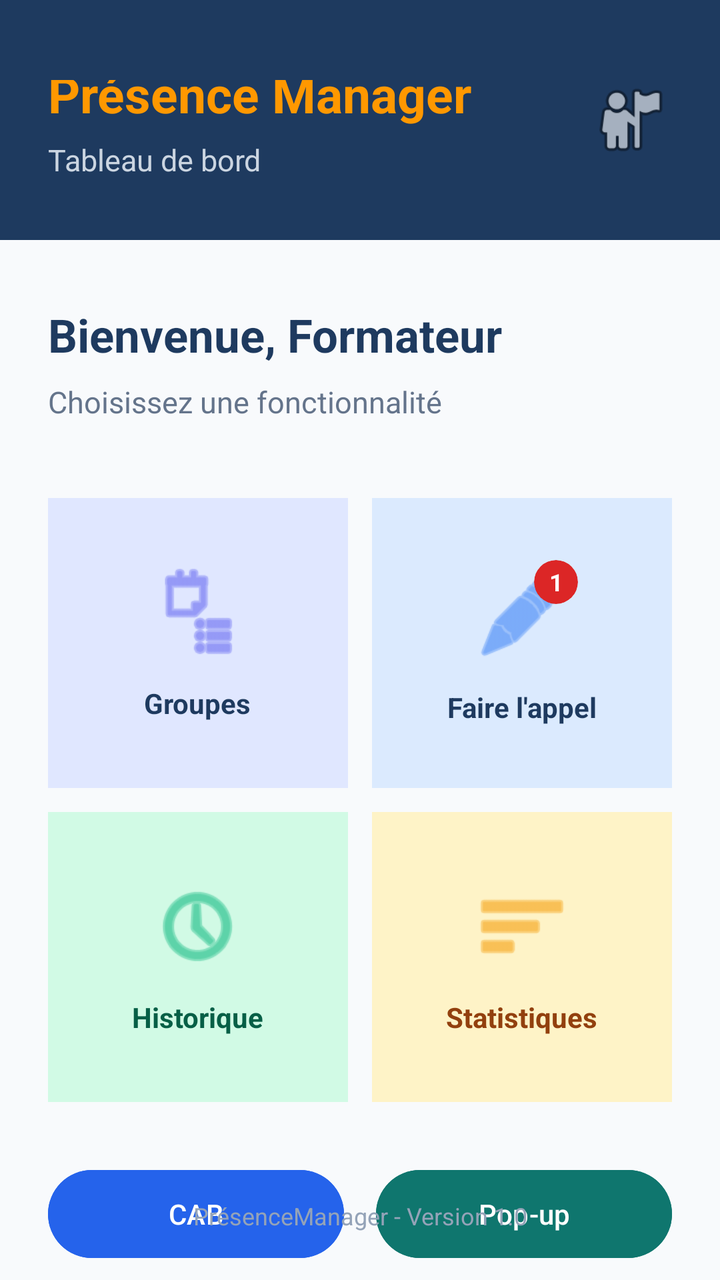
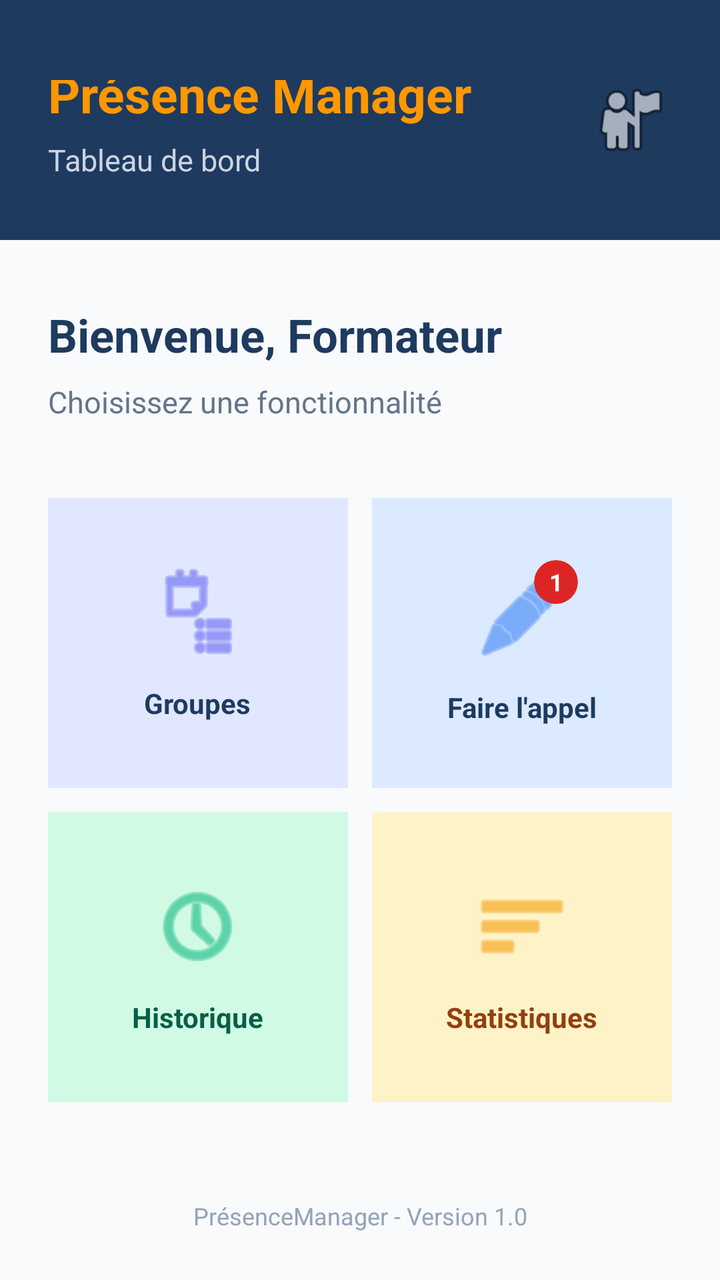

Before-and-after screenshots of an Android layout around one commit, followed by the original layout XML and the change that was made.
<!-- AndroidManifest.xml: application theme Theme.PresenceManager -->
<!-- res/layout/activity_dashboard.xml -->
<?xml version="1.0" encoding="utf-8"?>
<androidx.constraintlayout.widget.ConstraintLayout xmlns:android="http://schemas.android.com/apk/res/android"
    xmlns:app="http://schemas.android.com/apk/res-auto"
    xmlns:tools="http://schemas.android.com/tools"
    android:id="@+id/layoutDashboard"
    android:layout_width="match_parent"
    android:layout_height="match_parent"
    android:background="#F8FAFC"
    tools:context=".DashboardActivity">

    
    <RelativeLayout
        android:id="@+id/layoutHeader"
        android:layout_width="0dp"
        android:layout_height="wrap_content"
        android:minHeight="120dp"
        android:background="#1E3A5F"
        android:paddingStart="24dp"
        android:paddingTop="40dp"
        android:paddingEnd="24dp"
        android:paddingBottom="12dp"
        app:layout_constraintEnd_toEndOf="parent"
        app:layout_constraintStart_toStartOf="parent"
        app:layout_constraintTop_toTopOf="parent">

        <ImageView
            android:id="@+id/imgProfil"
            android:layout_width="42dp"
            android:layout_height="42dp"
            android:layout_alignParentEnd="true"
            android:layout_centerVertical="true"
            android:src="@android:drawable/ic_menu_myplaces" />

        <LinearLayout
            android:id="@+id/layoutHeaderText"
            android:layout_width="match_parent"
            android:layout_height="wrap_content"
            android:layout_alignParentStart="true"
            android:layout_centerVertical="true"
            android:layout_toStartOf="@id/imgProfil"
            android:orientation="vertical">

            <TextView
                android:id="@+id/txtAppName"
                android:layout_width="wrap_content"
                android:layout_height="wrap_content"
                android:text="Présence Manager"
                android:textColor="#FF9800"
                android:textSize="25sp"
                android:textStyle="bold" />

            <TextView
                android:id="@+id/txtSubtitle"
                android:layout_width="wrap_content"
                android:layout_height="wrap_content"
                android:layout_marginTop="6dp"
                android:text="Tableau de bord"
                android:textColor="#CBD5E1"
                android:textSize="15sp" />
        </LinearLayout>
    </RelativeLayout>

    
    <TextView
        android:id="@+id/txtBienvenue"
        android:layout_width="wrap_content"
        android:layout_height="wrap_content"
        android:layout_marginStart="24dp"
        android:layout_marginTop="32dp"
        android:text="Bienvenue, Formateur"
        android:textColor="#1E3A5F"
        android:textSize="23sp"
        android:textStyle="bold"
        app:layout_constraintStart_toStartOf="parent"
        app:layout_constraintTop_toBottomOf="@id/layoutHeader" />

    <TextView
        android:id="@+id/txtInstruction"
        android:layout_width="wrap_content"
        android:layout_height="wrap_content"
        android:layout_marginTop="8dp"
        android:text="Choisissez une fonctionnalité"
        android:textColor="#64748B"
        android:textSize="15sp"
        app:layout_constraintStart_toStartOf="@id/txtBienvenue"
        app:layout_constraintTop_toBottomOf="@id/txtBienvenue" />

    
    <GridLayout
        android:id="@+id/gridFonctionnalites"
        android:layout_width="0dp"
        android:layout_height="wrap_content"
        android:layout_marginStart="18dp"
        android:layout_marginTop="32dp"
        android:layout_marginEnd="18dp"
        android:columnCount="2"
        android:rowCount="2"
        app:layout_constraintEnd_toEndOf="parent"
        app:layout_constraintStart_toStartOf="parent"
        app:layout_constraintTop_toBottomOf="@id/txtInstruction">

        
        <LinearLayout
            android:id="@+id/cardGroupes"
            android:layout_width="0dp"
            android:layout_height="145dp"
            android:layout_row="0"
            android:layout_column="0"
            android:layout_columnWeight="1"
            android:layout_gravity="fill_horizontal"
            android:layout_margin="6dp"
            android:background="#E0E7FF"
            android:gravity="center"
            android:orientation="vertical"
            android:padding="12dp">

            <ImageView
                android:layout_width="48dp"
                android:layout_height="48dp"
                android:src="@android:drawable/ic_menu_agenda"
                app:tint="#6366F1" />

            <TextView
                android:layout_width="wrap_content"
                android:layout_height="wrap_content"
                android:layout_marginTop="12dp"
                android:text="Groupes"
                android:textColor="#1E3A5F"
                android:textSize="14sp"
                android:textStyle="bold" />
        </LinearLayout>

        
        <LinearLayout
            android:id="@+id/cardAppel"
            android:layout_width="0dp"
            android:layout_height="145dp"
            android:layout_row="0"
            android:layout_column="1"
            android:layout_columnWeight="1"
            android:layout_gravity="fill_horizontal"
            android:layout_margin="6dp"
            android:background="#DBEAFE"
            android:gravity="center"
            android:orientation="vertical"
            android:padding="12dp">

            <FrameLayout
                android:id="@+id/frameAppel"
                android:layout_width="wrap_content"
                android:layout_height="wrap_content">

                <ImageView
                    android:layout_width="48dp"
                    android:layout_height="48dp"
                    android:layout_margin="4dp"
                    android:src="@android:drawable/ic_menu_edit"
                    app:tint="#3B82F6" />

                <androidx.cardview.widget.CardView
                    android:layout_width="22dp"
                    android:layout_height="22dp"
                    android:layout_gravity="top|end"
                    app:cardBackgroundColor="#DC2626"
                    app:cardCornerRadius="11dp"
                    app:cardElevation="0dp">

                    <TextView
                        android:id="@+id/txtBadge"
                        android:layout_width="match_parent"
                        android:layout_height="match_parent"
                        android:gravity="center"
                        android:text="1"
                        android:textColor="#FFFFFF"
                        android:textSize="12sp"
                        android:textStyle="bold" />
                </androidx.cardview.widget.CardView>
            </FrameLayout>

            <TextView
                android:layout_width="wrap_content"
                android:layout_height="wrap_content"
                android:layout_marginTop="8dp"
                android:text="Faire l'appel"
                android:textColor="#1E3A5F"
                android:textSize="14sp"
                android:textStyle="bold" />
        </LinearLayout>

        
        <LinearLayout
            android:id="@+id/cardHistorique"
            android:layout_width="0dp"
            android:layout_height="145dp"
            android:layout_row="1"
            android:layout_column="0"
            android:layout_columnWeight="1"
            android:layout_gravity="fill_horizontal"
            android:layout_margin="6dp"
            android:background="#D1FAE5"
            android:gravity="center"
            android:orientation="vertical"
            android:padding="12dp">

            <ImageView
                android:layout_width="48dp"
                android:layout_height="48dp"
                android:src="@android:drawable/ic_menu_recent_history"
                app:tint="#10B981" />

            <TextView
                android:layout_width="wrap_content"
                android:layout_height="wrap_content"
                android:layout_marginTop="12dp"
                android:text="Historique"
                android:textColor="#065F46"
                android:textSize="14sp"
                android:textStyle="bold" />
        </LinearLayout>

        
        <LinearLayout
            android:id="@+id/cardStatistiques"
            android:layout_width="0dp"
            android:layout_height="145dp"
            android:layout_row="1"
            android:layout_column="1"
            android:layout_columnWeight="1"
            android:layout_gravity="fill_horizontal"
            android:layout_margin="6dp"
            android:background="#FEF3C7"
            android:gravity="center"
            android:orientation="vertical"
            android:padding="12dp">

            <ImageView
                android:layout_width="48dp"
                android:layout_height="48dp"
                android:src="@android:drawable/ic_menu_sort_by_size"
                app:tint="#F59E0B" />

            <TextView
                android:layout_width="wrap_content"
                android:layout_height="wrap_content"
                android:layout_marginTop="12dp"
                android:text="Statistiques"
                android:textColor="#92400E"
                android:textSize="14sp"
                android:textStyle="bold" />

        </LinearLayout>

    </GridLayout>

    <LinearLayout
        android:id="@+id/layoutActions"
        android:layout_width="0dp"
        android:layout_height="wrap_content"
        android:layout_marginStart="24dp"
        android:layout_marginTop="24dp"
        android:layout_marginEnd="24dp"
        android:orientation="horizontal"
        app:layout_constraintEnd_toEndOf="parent"
        app:layout_constraintStart_toStartOf="parent"
        app:layout_constraintTop_toBottomOf="@id/gridFonctionnalites">

        <Button
            android:id="@+id/btnCab"
            android:layout_width="0dp"
            android:layout_height="52dp"
            android:layout_marginEnd="8dp"
            android:layout_weight="1"
            android:backgroundTint="#2563EB"
            android:text="CAB"
            android:textColor="#FFFFFF" />

        <Button
            android:id="@+id/btnPopup"
            android:layout_width="0dp"
            android:layout_height="52dp"
            android:layout_marginStart="8dp"
            android:layout_weight="1"
            android:backgroundTint="#0F766E"
            android:text="Pop-up"
            android:textColor="#FFFFFF" />
    </LinearLayout>
      
    <TextView
        android:id="@+id/txtFooterDashboard"
        android:layout_width="wrap_content"
        android:layout_height="wrap_content"
        android:layout_marginBottom="24dp"
        android:text="PrésenceManager - Version 1.0"
        android:textColor="#94A3B8"
        android:textSize="12sp"
        app:layout_constraintBottom_toBottomOf="parent"
        app:layout_constraintEnd_toEndOf="parent"
        app:layout_constraintStart_toStartOf="parent" />

</androidx.constraintlayout.widget.ConstraintLayout>
<!-- resources referenced by this layout -->
<resources>
  <style name="Theme.PresenceManager" parent="Base.Theme.PresenceManager">
      </style>
  <style name="Base.Theme.PresenceManager" parent="Theme.Material3.DayNight.NoActionBar">
          
          
      </style>
</resources>

<!-- the commit's change to res/layout/activity_dashboard.xml (unified diff, before → after) -->
@@ -252,38 +252,7 @@
 
     </GridLayout>
 
-    <LinearLayout
-        android:id="@+id/layoutActions"
-        android:layout_width="0dp"
-        android:layout_height="wrap_content"
-        android:layout_marginStart="24dp"
-        android:layout_marginTop="24dp"
-        android:layout_marginEnd="24dp"
-        android:orientation="horizontal"
-        app:layout_constraintEnd_toEndOf="parent"
-        app:layout_constraintStart_toStartOf="parent"
-        app:layout_constraintTop_toBottomOf="@id/gridFonctionnalites">
-
-        <Button
-            android:id="@+id/btnCab"
-            android:layout_width="0dp"
-            android:layout_height="52dp"
-            android:layout_marginEnd="8dp"
-            android:layout_weight="1"
-            android:backgroundTint="#2563EB"
-            android:text="CAB"
-            android:textColor="#FFFFFF" />
-
-        <Button
-            android:id="@+id/btnPopup"
-            android:layout_width="0dp"
-            android:layout_height="52dp"
-            android:layout_marginStart="8dp"
-            android:layout_weight="1"
-            android:backgroundTint="#0F766E"
-            android:text="Pop-up"
-            android:textColor="#FFFFFF" />
-    </LinearLayout>
+
       
     <TextView
         android:id="@+id/txtFooterDashboard"
